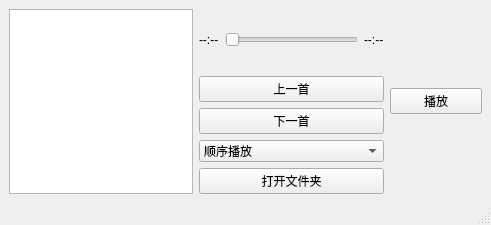
This is hello_world/mp3_player/gui/gui.ui in WatsonJay/python_test as Qt 5 draws it before an edit. The edited form follows.
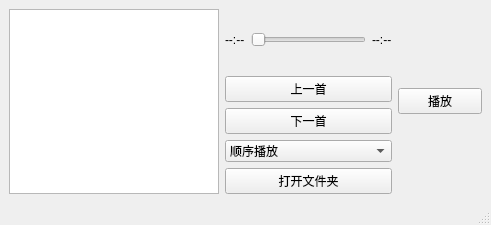
This is the edited form.

The edit to the form file:
```diff
--- a/hello_world/mp3_player/gui/gui.ui
+++ b/hello_world/mp3_player/gui/gui.ui
@@ -14,9 +14,9 @@
    <string>简易播放器</string>
   </property>
   <widget class="QWidget" name="centralwidget">
-   <layout class="QHBoxLayout" name="horizontalLayout" stretch="4,4,2">
+   <layout class="QHBoxLayout" name="horizontalLayout" stretch="5,4,2">
     <item>
-     <widget class="QListView" name="listView"/>
+     <widget class="QListWidget" name="listWidget"/>
     </item>
     <item>
      <layout class="QVBoxLayout" name="verticalLayout" stretch="2,2,2,2,2">
```
